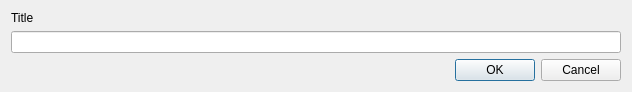
First picture: the form in NewReferenceDlg.ui, repository congchenutd/papernet, before the edit.
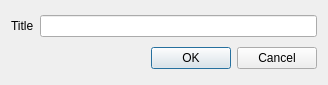
Second picture: the form after the edit.

Commit message: + use SearchLineEdit in PaperList = Let users supply the buttons for SearchLineEdit - NewReferenceDlg and PaperList can not be centered on the screen

Diff of the .ui file:
```diff
--- a/NewReferenceDlg.ui
+++ b/NewReferenceDlg.ui
@@ -6,25 +6,25 @@
    <rect>
     <x>0</x>
     <y>0</y>
-    <width>632</width>
-    <height>92</height>
+    <width>328</width>
+    <height>85</height>
    </rect>
   </property>
   <property name="windowTitle">
    <string>Add reference</string>
   </property>
-  <layout class="QVBoxLayout" name="verticalLayout">
-   <item>
+  <layout class="QGridLayout" name="gridLayout">
+   <item row="0" column="0">
     <widget class="QLabel" name="label">
      <property name="text">
       <string>Title</string>
      </property>
     </widget>
    </item>
-   <item>
+   <item row="0" column="1">
     <widget class="QLineEdit" name="lineEdit"/>
    </item>
-   <item>
+   <item row="1" column="0" colspan="2">
     <widget class="QDialogButtonBox" name="buttonBox">
      <property name="orientation">
       <enum>Qt::Horizontal</enum>
```
The commit also changes 17 other files.
